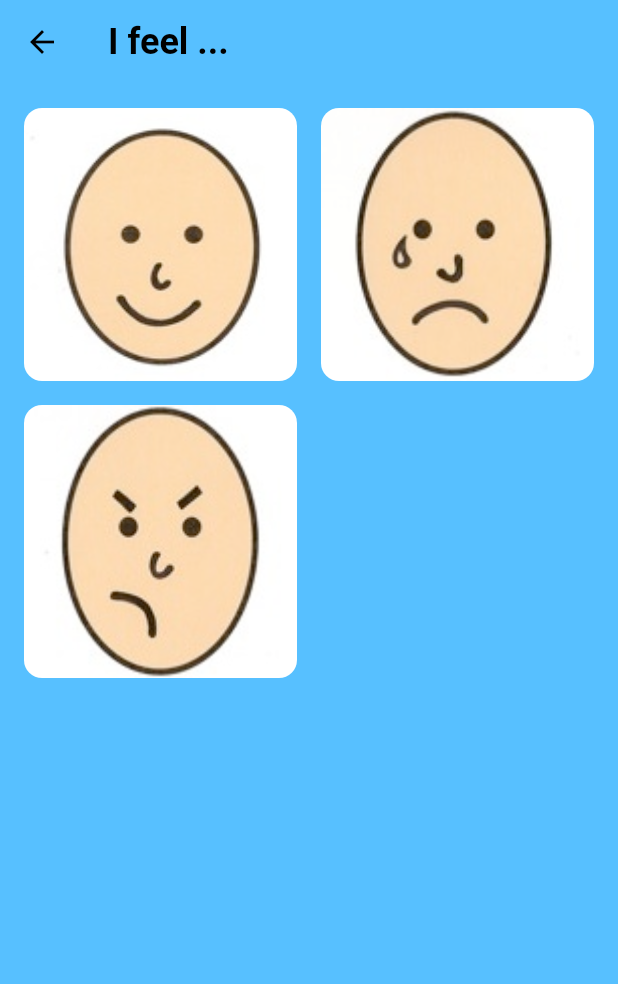
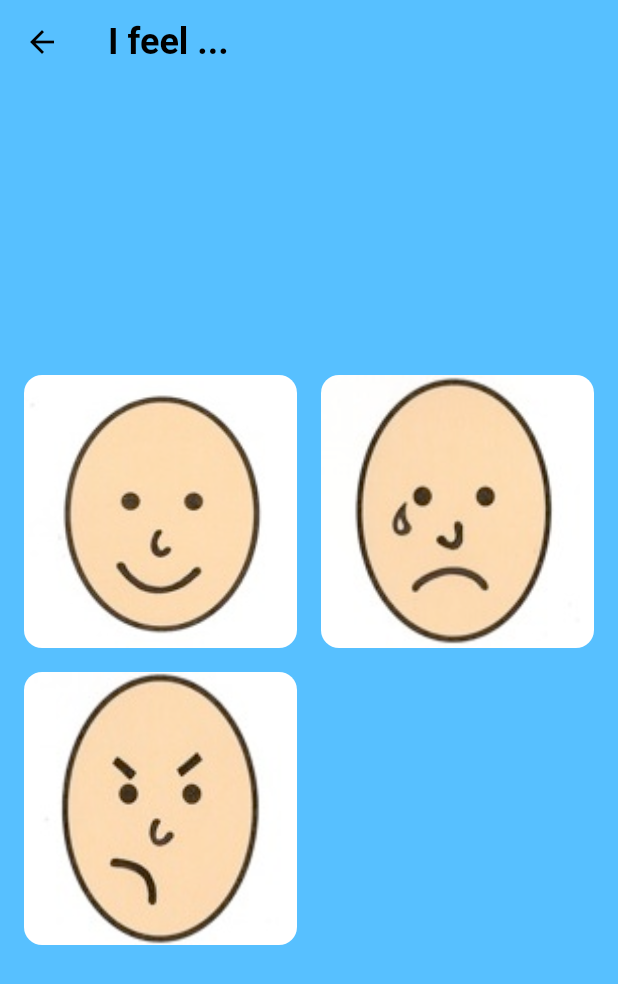
Before and after one commit to jimzucker/iinteract, a Flutter app: the screen it shows after launch, after a tap on "I feel", on a phone screen of 412 x 824 dp. Shown: the top 984 px of the screen. Run offline on Flutter 3.47's test engine with Material 3 defaults, Android fonts, the phone set to English and light mode, and no system bars; our stand-ins replace audioplayers, shared_preferences; Roboto replaces fonts that are missing (HelveticaNeue-Bold).

Commit message:
Match Flutter UI to original iOS app and fix overlay/audio bugs
- Square panel-detail tiles sized via LayoutBuilder + min(width,height) so
  all cells are uniform regardless of item count, mirroring the iOS
  storyboard's 1:1 imageView constraint.
- BoxFit.cover for grid tiles (uniform fill, no distortion); BoxFit.contain
  with SizedBox.expand for the full-screen overlay so the tapped image
  actually scales to the body.
- Overlay no longer blocks taps after fade-out: IgnorePointer when not
  visible, onEnd callback removes the overlay from the tree once the
  1s fade completes.
- Audio session set to AVAudioSessionCategory.playback so iPhone plays
  even with the silent switch on (this is a communication aid).
- Try/catch around play() and setAudioContext() to surface failures
  via debugPrint instead of silently swallowing them.
- Panel list: Column of Expanded tiles instead of a manual MediaQuery
  height calc so panels split the screen evenly.
- Android launcher icons regenerated from the iOS app icon source so
  the app no longer ships the default green Flutter icon.

Co-Authored-By: Claude Opus 4.7 (1M context) <noreply@anthropic.com>

```diff
--- a/flutter_app/lib/screens/panel_detail_screen.dart
+++ b/flutter_app/lib/screens/panel_detail_screen.dart
@@ -25,7 +25,33 @@ class PanelDetailScreen extends StatefulWidget {
 class _PanelDetailScreenState extends State<PanelDetailScreen> {
   final AudioPlayer _player = AudioPlayer();
   Interaction? _overlay;
-  double _overlayOpacity = 0.0;
+  bool _overlayVisible = false;
+
+  @override
+  void initState() {
+    super.initState();
+    _configureAudioSession();
+  }
+
+  Future<void> _configureAudioSession() async {
+    // Use playback category so audio plays even with the iPhone silent switch
+    // on — this is a communication aid that must always speak.
+    try {
+      await AudioPlayer.global.setAudioContext(AudioContext(
+        iOS: AudioContextIOS(
+          category: AVAudioSessionCategory.playback,
+          options: const {},
+        ),
+        android: AudioContextAndroid(
+          contentType: AndroidContentType.speech,
+          usageType: AndroidUsageType.assistanceAccessibility,
+          audioFocus: AndroidAudioFocus.gainTransientMayDuck,
+        ),
+      ));
+    } catch (e) {
+      debugPrint('iInteract setAudioContext failed: $e');
+    }
+  }
 
   @override
   void dispose() {
@@ -34,17 +60,33 @@ class _PanelDetailScreenState extends State<PanelDetailScreen> {
   }
 
   Future<void> _onTap(Interaction interaction) async {
+    // Mount the overlay at opacity 0 first, then flip to 1 next frame so
+    // AnimatedOpacity actually animates instead of appearing instantly.
     setState(() {
       _overlay = interaction;
-      _overlayOpacity = 1.0;
+      _overlayVisible = false;
+    });
+    WidgetsBinding.instance.addPostFrameCallback((_) {
+      if (mounted) setState(() => _overlayVisible = true);
     });
     final sound = widget.voiceStyle == 'boy' ? interaction.boySound : interaction.girlSound;
+    final assetPath = sound.replaceFirst('assets/', '');
+    try {
       await _player.stop();
-    await _player.play(AssetSource(sound.replaceFirst('assets/', '')));
+      await _player.play(AssetSource(assetPath));
+    } catch (e, st) {
+      debugPrint('iInteract audio error for $assetPath: $e\n$st');
+    }
   }
 
   void _hideOverlay() {
-    setState(() => _overlayOpacity = 0.0);
+    setState(() => _overlayVisible = false);
+  }
+
+  void _onOverlayFadeEnd() {
+    if (!_overlayVisible && mounted) {
+      setState(() => _overlay = null);
+    }
   }
 
   @override
@@ -67,30 +109,25 @@ class _PanelDetailScreenState extends State<PanelDetailScreen> {
       ),
       body: Stack(
         children: [
-          GridView.count(
-            crossAxisCount: 2,
-            padding: const EdgeInsets.all(16),
-            mainAxisSpacing: 16,
-            crossAxisSpacing: 16,
-            children: interactions.map((i) => GestureDetector(
-              onTap: () => _onTap(i),
-              child: ClipRRect(
-                borderRadius: BorderRadius.circular(12),
-                child: Image.asset(i.imagePath, fit: BoxFit.cover),
-              ),
-            )).toList(),
-          ),
+          _buildGrid(interactions),
           if (_overlay != null)
-            GestureDetector(
+            Positioned.fill(
+              child: IgnorePointer(
+                ignoring: !_overlayVisible,
+                child: GestureDetector(
                   onTap: _hideOverlay,
                   child: AnimatedOpacity(
-                opacity: _overlayOpacity,
+                    opacity: _overlayVisible ? 1.0 : 0.0,
                     duration: const Duration(seconds: 1),
                     curve: Curves.easeOut,
+                    onEnd: _onOverlayFadeEnd,
                     child: Container(
                       color: widget.panel.color,
-                  child: Center(
+                      padding: const EdgeInsets.all(16),
+                      child: SizedBox.expand(
                         child: Image.asset(_overlay!.imagePath, fit: BoxFit.contain),
+                      ),
+                    ),
                   ),
                 ),
               ),
@@ -99,4 +136,54 @@ class _PanelDetailScreenState extends State<PanelDetailScreen> {
       ),
     );
   }
+
+  Widget _buildGrid(List<Interaction> interactions) {
+    const spacing = 16.0;
+    const cols = 2;
+    final rowCount = (interactions.length + cols - 1) ~/ cols;
+    return Padding(
+      padding: const EdgeInsets.all(spacing),
+      child: LayoutBuilder(
+        builder: (context, constraints) {
+          final byWidth = (constraints.maxWidth - spacing * (cols - 1)) / cols;
+          final byHeight = (constraints.maxHeight - spacing * (rowCount - 1)) / rowCount;
+          final cellSize = byWidth < byHeight ? byWidth : byHeight;
+          return Center(
+            child: Column(
+              mainAxisSize: MainAxisSize.min,
+              children: [
+                for (var r = 0; r < rowCount; r++) ...[
+                  if (r > 0) const SizedBox(height: spacing),
+                  Row(
+                    mainAxisSize: MainAxisSize.min,
+                    children: [
+                      for (var c = 0; c < cols; c++) ...[
+                        if (c > 0) const SizedBox(width: spacing),
+                        SizedBox(
+                          width: cellSize,
+                          height: cellSize,
+                          child: r * cols + c < interactions.length
+                              ? GestureDetector(
+                                  onTap: () => _onTap(interactions[r * cols + c]),
+                                  child: ClipRRect(
+                                    borderRadius: BorderRadius.circular(12),
+                                    child: Image.asset(
+                                      interactions[r * cols + c].imagePath,
+                                      fit: BoxFit.cover,
+                                    ),
+                                  ),
+                                )
+                              : null,
+                        ),
+                      ],
+                    ],
+                  ),
+                ],
+              ],
+            ),
+          );
+        },
+      ),
+    );
   }
+}
--- a/flutter_app/lib/screens/panel_list_screen.dart
+++ b/flutter_app/lib/screens/panel_list_screen.dart
@@ -79,15 +79,12 @@ class _PanelListScreenState extends State<PanelListScreen> {
           ),
         ],
       ),
-      body: ListView.builder(
-        itemCount: panels.length,
-        itemBuilder: (context, index) {
-          final panel = panels[index];
-          return _PanelTile(
-            panel: panel,
-            voiceStyle: _voiceStyle,
-          );
-        },
+      body: Column(
+        children: panels
+            .map((panel) => Expanded(
+                  child: _PanelTile(panel: panel, voiceStyle: _voiceStyle),
+                ))
+            .toList(),
       ),
     );
   }
@@ -110,7 +107,6 @@ class _PanelTile extends StatelessWidget {
       child: Container(
         color: panel.color,
         padding: const EdgeInsets.symmetric(horizontal: 20, vertical: 0),
-        height: MediaQuery.of(context).size.height / panels.length,
         alignment: Alignment.centerLeft,
         child: Text(
           panel.title,
```
Also changed, not shown: 6 other files. Lines whose indentation alone changed are shown as unchanged.
